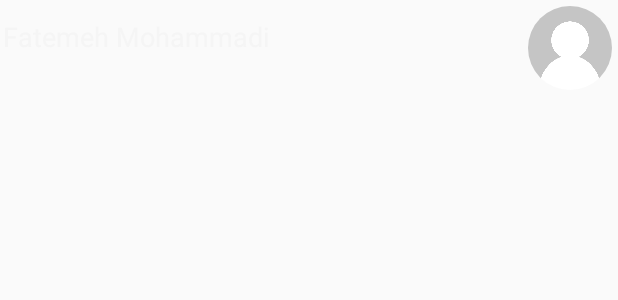
After one commit to devmohammadi/WhatsApp, an Android app: the layout custom_bar.xml on its own in the app's theme, with its tools: preview values and no code run, on a phone screen of 412 x 824 dp. The commit adds this screen. Shown: the top 300 px of the screen. Run offline under Robolectric (Android 15) with nearby library versions, the phone set to English and light mode, and no system bars.

Commit message:
section 27

```diff
--- a/app/src/main/java/com/fmohammadi/whatsapp/controller/activitys/ProfileActivity.kt
+++ b/app/src/main/java/com/fmohammadi/whatsapp/controller/activitys/ProfileActivity.kt
@@ -17,9 +17,6 @@ class ProfileActivity : AppCompatActivity() {
     override fun onCreate(savedInstanceState: Bundle?) {
         super.onCreate(savedInstanceState)
         setContentView(R.layout.activity_profile)
-
-        supportActionBar!!.setDisplayHomeAsUpEnabled(true)
-
     }
 
     override fun onStart() {
@@ -43,6 +40,7 @@ class ProfileActivity : AppCompatActivity() {
                 var userStatus = dataSnapshot.child("userStatus").value.toString()
                 var userImage = dataSnapshot.child("userImage").value.toString()
 
+                supportActionBar!!.title = userName
                 profile_default_name.text = userName
                 profile_default_about.text = userStatus
                 profile_default_email.text = userEmail
--- a/app/src/main/java/com/fmohammadi/whatsapp/controller/adapter/UsersAdapter.kt
+++ b/app/src/main/java/com/fmohammadi/whatsapp/controller/adapter/UsersAdapter.kt
@@ -163,6 +163,7 @@ class UsersAdapter(var mContext: Context, mDatabaseQuery: DatabaseReference) :
         chatIntent.putExtra("userStatus", userAbout)
         chatIntent.putExtra("userImage", userPic)
 
+
         mContext.startActivity(chatIntent)
     }
 }
--- a/app/src/main/res/layout/activity_profile.xml
+++ b/app/src/main/res/layout/activity_profile.xml
@@ -9,7 +9,7 @@
     <ImageView
         android:id="@+id/profile_image"
         android:layout_width="417dp"
-        android:layout_height="417dp"
+        android:layout_height="300dp"
         android:contentDescription="@string/icon_img"
         android:scaleType="centerCrop"
         app:layout_constraintEnd_toEndOf="parent"
--- /dev/null
+++ b/app/src/main/res/layout/custom_bar.xml
@@ -0,0 +1,27 @@
+<?xml version="1.0" encoding="utf-8"?>
+<RelativeLayout xmlns:android="http://schemas.android.com/apk/res/android"
+    android:layout_width="match_parent"
+    android:layout_height="match_parent"
+    xmlns:tools="http://schemas.android.com/tools"
+    android:id="@+id/customBar"
+    android:padding="2dp">
+
+    <de.hdodenhof.circleimageview.CircleImageView
+        android:id="@+id/customBarImageUser"
+        android:layout_width="60dp"
+        android:layout_height="60dp"
+        android:padding="2dp"
+        android:layout_alignParentRight="true"
+        android:src="@drawable/profile"/>
+
+    <TextView
+        android:id="@+id/customBarUserName"
+        android:layout_width="wrap_content"
+        android:layout_height="wrap_content"
+        android:layout_alignParentStart="true"
+        android:textSize="18sp"
+        android:paddingTop="10dp"
+        android:textColor="@color/gray_100"
+        tools:text="@string/default_name"/>
+
+</RelativeLayout>
--- a/app/src/main/res/layout/item_message.xml
+++ b/app/src/main/res/layout/item_message.xml
@@ -5,6 +5,7 @@
     android:layout_width="match_parent"
     android:layout_height="wrap_content"
     android:padding="7dp"
+    android:id="@+id/boxMessages"
     android:visibility="gone">
 
 
```
Also changed, not shown: app/src/main/AndroidManifest.xml (+4 -3 lines), app/src/main/java/com/fmohammadi/whatsapp/controller/activitys/ChatActivity.kt (+35 -3 lines).
